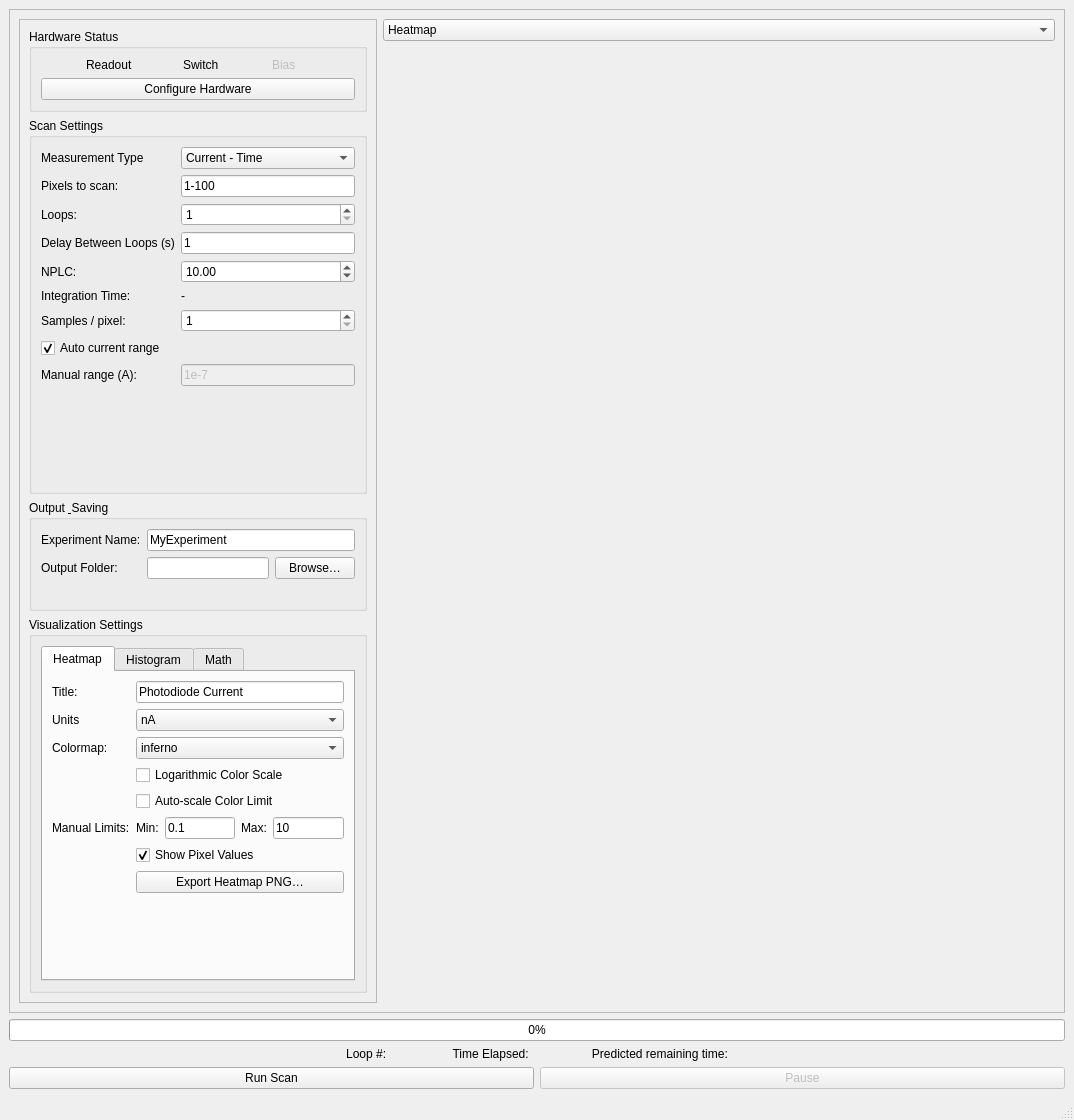
Above: Readoubt.ui from nsandor/ReadoubtSW before the change. Below: the same form after it.
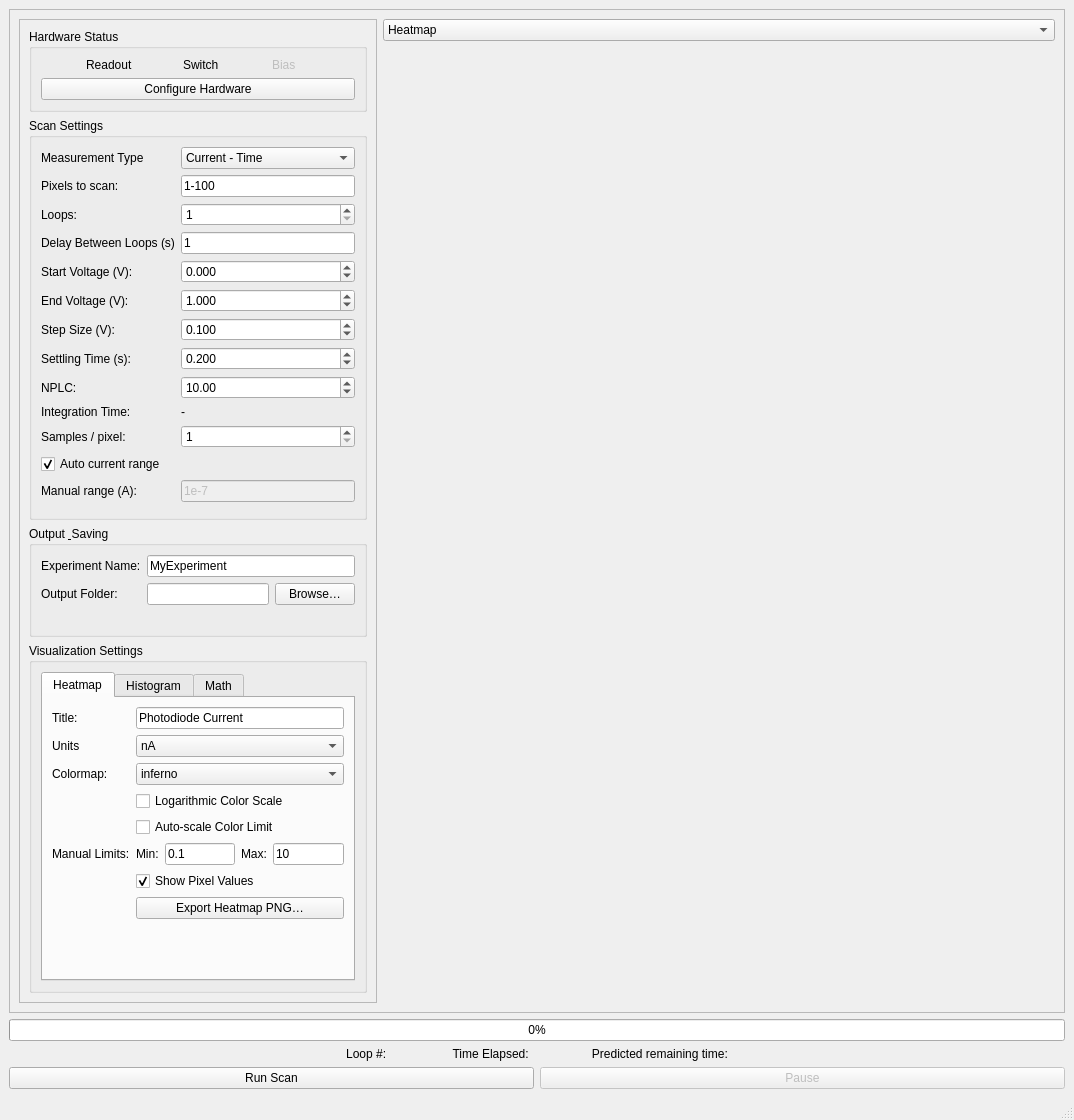
That is the form after the change. Custom widgets are drawn as their Qt base class.

What changed in the file:
```diff
--- a/Readoubt.ui
+++ b/Readoubt.ui
@@ -241,13 +241,114 @@
               </widget>
              </item>
              <item row="6" column="0">
+              <widget class="QLabel" name="label_voltage_start">
+               <property name="text">
+                <string>Start Voltage (V):</string>
+               </property>
+              </widget>
+             </item>
+             <item row="6" column="1">
+              <widget class="QDoubleSpinBox" name="spin_voltage_start">
+               <property name="decimals">
+                <number>3</number>
+               </property>
+               <property name="minimum">
+                <double>-200.000000000000000</double>
+               </property>
+               <property name="maximum">
+                <double>200.000000000000000</double>
+               </property>
+               <property name="singleStep">
+                <double>0.100000000000000</double>
+               </property>
+               <property name="value">
+                <double>0.000000000000000</double>
+               </property>
+              </widget>
+             </item>
+             <item row="7" column="0">
+              <widget class="QLabel" name="label_voltage_end">
+               <property name="text">
+                <string>End Voltage (V):</string>
+               </property>
+              </widget>
+             </item>
+             <item row="7" column="1">
+              <widget class="QDoubleSpinBox" name="spin_voltage_end">
+               <property name="decimals">
+                <number>3</number>
+               </property>
+               <property name="minimum">
+                <double>-200.000000000000000</double>
+               </property>
+               <property name="maximum">
+                <double>200.000000000000000</double>
+               </property>
+               <property name="singleStep">
+                <double>0.100000000000000</double>
+               </property>
+               <property name="value">
+                <double>1.000000000000000</double>
+               </property>
+              </widget>
+             </item>
+             <item row="8" column="0">
+              <widget class="QLabel" name="label_voltage_step">
+               <property name="text">
+                <string>Step Size (V):</string>
+               </property>
+              </widget>
+             </item>
+             <item row="8" column="1">
+              <widget class="QDoubleSpinBox" name="spin_voltage_step">
+               <property name="decimals">
+                <number>3</number>
+               </property>
+               <property name="minimum">
+                <double>0.000100000000000</double>
+               </property>
+               <property name="maximum">
+                <double>200.000000000000000</double>
+               </property>
+               <property name="singleStep">
+                <double>0.100000000000000</double>
+               </property>
+               <property name="value">
+                <double>0.100000000000000</double>
+               </property>
+              </widget>
+             </item>
+             <item row="9" column="0">
+              <widget class="QLabel" name="label_voltage_settle">
+               <property name="text">
+                <string>Settling Time (s):</string>
+               </property>
+              </widget>
+             </item>
+             <item row="9" column="1">
+              <widget class="QDoubleSpinBox" name="spin_voltage_settle">
+               <property name="decimals">
+                <number>3</number>
+               </property>
+               <property name="maximum">
+                <double>600.000000000000000</double>
+               </property>
+               <property name="singleStep">
+                <double>0.100000000000000</double>
+               </property>
+               <property name="value">
+                <double>0.200000000000000</double>
+               </property>
+              </widget>
+             </item>
+             <item row="10" column="0">
               <widget class="QLabel" name="label_nplc">
                <property name="text">
                 <string>NPLC:</string>
                </property>
               </widget>
              </item>
-             <item row="6" column="1">
+             <item row="10" column="1">
               <widget class="QDoubleSpinBox" name="spin_nplc">
                <property name="decimals">
                 <number>2</number>
@@ -263,28 +364,28 @@
                </property>
               </widget>
              </item>
-             <item row="7" column="0">
+             <item row="11" column="0">
               <widget class="QLabel" name="integration_time_label">
                <property name="text">
                 <string>Integration Time:</string>
                </property>
               </widget>
              </item>
-             <item row="7" column="1">
+             <item row="11" column="1">
               <widget class="QLabel" name="integration_time">
                <property name="text">
                 <string>-</string>
                </property>
               </widget>
              </item>
-             <item row="8" column="0">
+             <item row="12" column="0">
               <widget class="QLabel" name="label_nsamp">
                <property name="text">
                 <string>Samples / pixel:</string>
                </property>
               </widget>
              </item>
-             <item row="8" column="1">
+             <item row="12" column="1">
               <widget class="QSpinBox" name="spin_nsamp">
                <property name="minimum">
                 <number>1</number>
@@ -297,7 +398,7 @@
                </property>
               </widget>
              </item>
-             <item row="9" column="0">
+             <item row="13" column="0">
               <widget class="QCheckBox" name="check_auto_current_range">
                <property name="text">
                 <string>Auto current range</string>
@@ -307,14 +408,14 @@
                </property>
               </widget>
              </item>
-             <item row="10" column="0">
+             <item row="14" column="0">
               <widget class="QLabel" name="label_manual_rng">
                <property name="text">
                 <string>Manual range (A):</string>
                </property>
               </widget>
              </item>
-             <item row="10" column="1">
+             <item row="14" column="1">
               <widget class="QLineEdit" name="edit_current_range">
                <property name="enabled">
                 <bool>false</bool>
@@ -324,7 +425,7 @@
                </property>
               </widget>
              </item>
-             <item row="11" column="0" colspan="2">
+             <item row="15" column="0" colspan="2">
               <widget class="QStackedWidget" name="stackedWidget">
                <property name="currentIndex">
                 <number>1</number>
```
